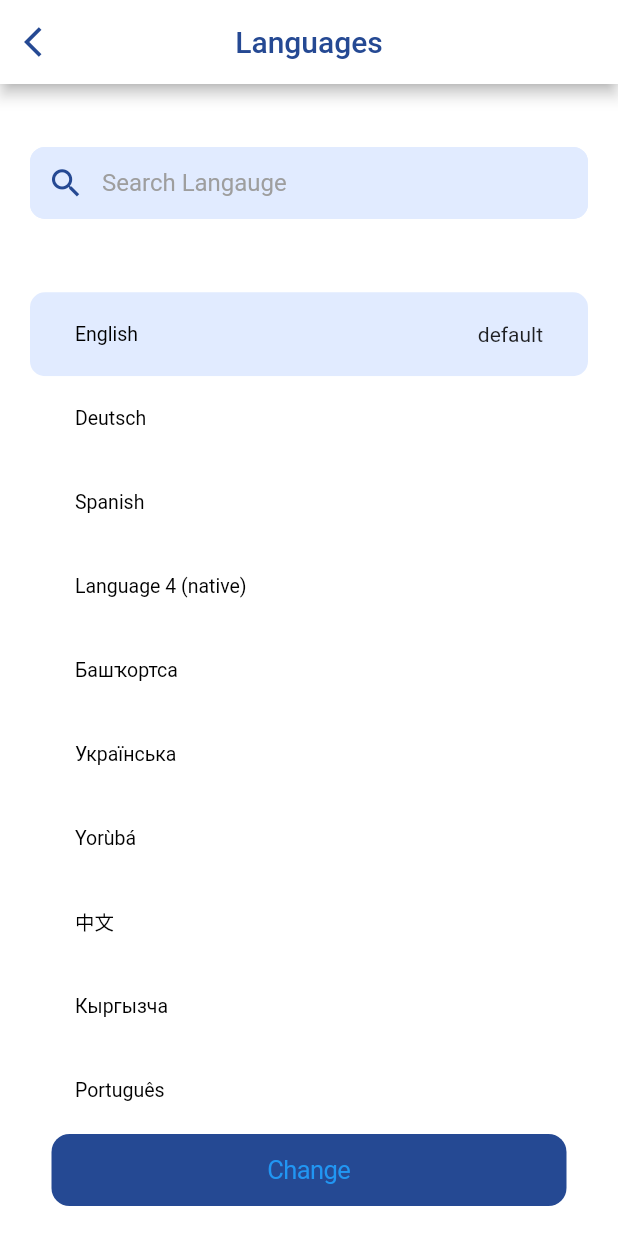
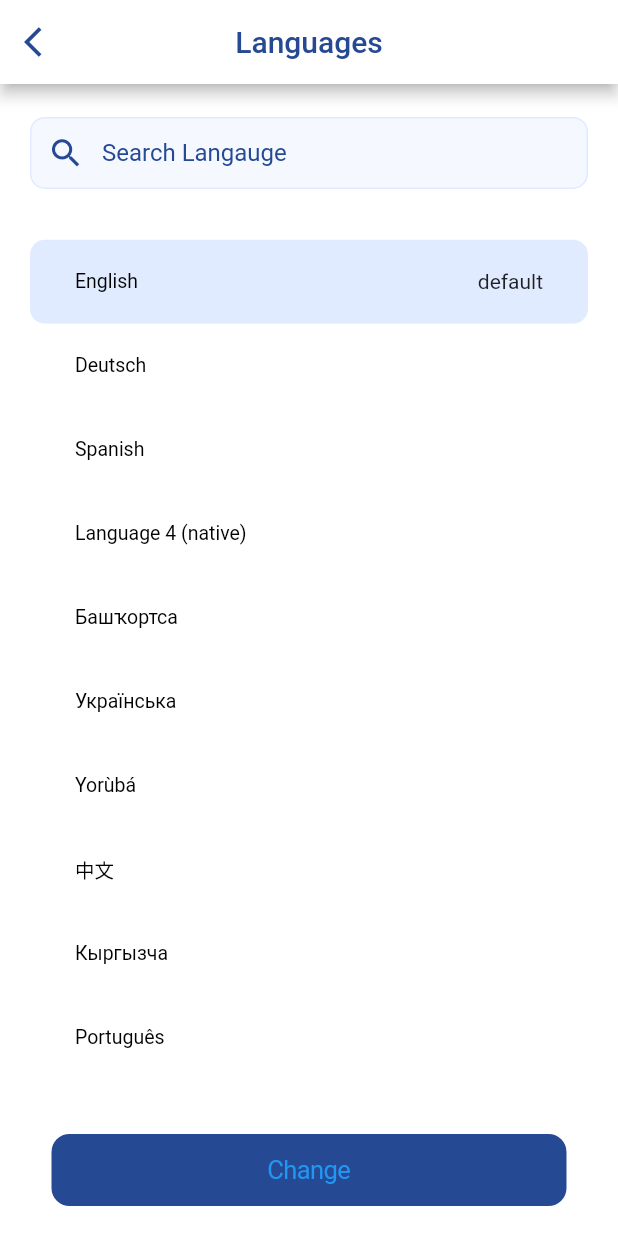
Before and after one commit to Prbhat56/SGT-Guard--Application, a Flutter app: the LanguagesScreen screen opened directly, on a phone screen of 412 x 824 dp. Run offline on Flutter 3.47's test engine with Material 2 defaults, Android fonts, the light colour scheme and no system bars; our stand-ins replace bloc, carousel_slider, dotted_border, equatable, flutter_bloc, flutter_calendar_carousel and 12 more; missing offline and left inert: flutter_google_places_hoc081098, google_api_headers, google_maps_webservice, qr_code_scanner; network calls fail; project files that could hold a hidden picture were left out.

Commit message:
resolving screen 13 missing issue

```diff
--- a/lib/presentation/check_point_screen/widgets/timeline_details_widget.dart
+++ b/lib/presentation/check_point_screen/widgets/timeline_details_widget.dart
@@ -1,8 +1,10 @@
 import 'package:flutter/material.dart';
 import 'package:sgt/helper/navigator_function.dart';
-import 'package:sgt/presentation/work_report_screen/submit_report_screen.dart';
+import 'package:sgt/presentation/work_report_screen/checkpoint_report_screen.dart';
 import 'package:sgt/theme/custom_theme.dart';
 import 'package:sgt/utils/const.dart';
+
+import '../../qr_screen/chack_points_scanning_screen.dart';
 
 class TimeLineDetailsWidget extends StatelessWidget {
   const TimeLineDetailsWidget({super.key});
@@ -19,7 +21,7 @@ class TimeLineDetailsWidget extends StatelessWidget {
           itemBuilder: (context, index) {
             return InkWell(
               onTap: () {
-                screenNavigator(context, SubmitReportScreen());
+                screenNavigator(context, CheckPointScanningScreen());
               },
               child: Column(
                 children: [
--- a/lib/presentation/settings_screen/languages_screen.dart
+++ b/lib/presentation/settings_screen/languages_screen.dart
@@ -39,47 +39,47 @@ class _LanguagesScreenState extends State<LanguagesScreen> {
             SizedBox(
               height: 10.h,
             ),
-            CustomTextField(
-              textfieldTitle: '',
-              hintText: 'Search Langauge ',
-              isFilled: true,
-              isSearching: true,
+            // CustomTextField(
+            //   textfieldTitle: '',
+            //   hintText: 'Search Langauge ',
+            //   isFilled: true,
+            //   isSearching: true,
+            // ),
+            Padding(
+              padding: const EdgeInsets.symmetric(vertical: 10),
+              child: TextFormField(
+                decoration: InputDecoration(
+                  enabledBorder: OutlineInputBorder(
+                      borderRadius: BorderRadius.circular(10),
+                      borderSide: BorderSide(color: seconderyMediumColor)),
+                  focusedBorder: OutlineInputBorder(
+                      borderRadius: BorderRadius.circular(10),
+                      borderSide: BorderSide(color: primaryColor)),
+                  border: OutlineInputBorder(
+                      borderRadius: BorderRadius.circular(10),
+                      borderSide: BorderSide(color: seconderyMediumColor)),
+                  disabledBorder: OutlineInputBorder(
+                      borderRadius: BorderRadius.circular(10),
+                      borderSide: BorderSide(color: seconderyMediumColor)),
+                  filled: true,
+                  fillColor: CustomTheme.seconderyLightColor,
+                  isDense: true,
+                  contentPadding: const EdgeInsets.fromLTRB(10, 15, 10, 10),
+                  prefixIcon: IconButton(
+                    onPressed: () {},
+                    icon: Icon(
+                      Icons.search,
+                      size: 25,
+                      color: CustomTheme.primaryColor,
+                    ),
+                  ),
+                  hintStyle: TextStyle(
+                    color: CustomTheme.primaryColor,
+                  ),
+                  hintText: 'Search Langauge ',
+                ),
+              ),
             ),
-            // Padding(
-            //   padding: const EdgeInsets.symmetric(vertical: 10),
-            //   child: TextFormField(
-            //     decoration: InputDecoration(
-            //       enabledBorder: OutlineInputBorder(
-            //           borderRadius: BorderRadius.circular(10),
-            //           borderSide: BorderSide(color: seconderyMediumColor)),
-            //       focusedBorder: OutlineInputBorder(
-            //           borderRadius: BorderRadius.circular(10),
-            //           borderSide: BorderSide(color: primaryColor)),
-            //       border: OutlineInputBorder(
-            //           borderRadius: BorderRadius.circular(10),
-            //           borderSide: BorderSide(color: seconderyMediumColor)),
-            //       disabledBorder: OutlineInputBorder(
-            //           borderRadius: BorderRadius.circular(10),
-            //           borderSide: BorderSide(color: seconderyMediumColor)),
-            //       filled: true,
-            //       fillColor: CustomTheme.seconderyLightColor,
-            //       isDense: true,
-            //       contentPadding: const EdgeInsets.fromLTRB(10, 15, 10, 10),
-            //       prefixIcon: IconButton(
-            //         onPressed: () {},
-            //         icon: Icon(
-            //           Icons.search,
-            //           size: 25,
-            //           color: CustomTheme.primaryColor,
-            //         ),
-            //       ),
-            //       hintStyle: TextStyle(
-            //         color: CustomTheme.primaryColor,
-            //       ),
-            //       hintText: 'Search Langauge ',
-            //     ),
-            //   ),
-            // ),
             SizedBox(
               height: 20.h,
             ),
--- a/lib/presentation/work_report_screen/general_report_screen.dart
+++ b/lib/presentation/work_report_screen/general_report_screen.dart
@@ -7,7 +7,7 @@ import 'package:image_picker/image_picker.dart';
 import 'package:sgt/helper/navigator_function.dart';
 import 'package:sgt/presentation/widgets/custom_appbar_widget.dart';
 import 'package:sgt/presentation/widgets/custom_button_widget.dart';
-import 'package:sgt/presentation/work_report_screen/widget/success_popup.dart';
+import 'package:sgt/presentation/work_report_screen/widget/check_point_sccess.dart';
 import '../../theme/custom_theme.dart';
 import '../../utils/const.dart';
 import 'dart:io';
--- a/lib/presentation/work_report_screen/work_report_screen.dart
+++ b/lib/presentation/work_report_screen/work_report_screen.dart
@@ -74,7 +74,6 @@ class _WorkReportScreenState extends State<WorkReportScreen> {
               InkWell(
                 onTap: () {
                   screenNavigator(context, MaintenanceReportScreen());
-
                   context.read<ReportTypeCubit>().clickMreport();
                 },
                 child: Container(
--- a/lib/theme/custom_theme.dart
+++ b/lib/theme/custom_theme.dart
@@ -135,15 +135,16 @@ class CustomTheme {
       hintText: hintText,
       hintStyle: TextStyle(color: Colors.grey),
       focusColor: primaryColor,
-        prefixIcon: issearch
-            ? IconButton(
-                onPressed: () {},
-                icon: Icon(
-                  Icons.search,
-                  size: 25,
-                  color: CustomTheme.primaryColor,
-                ),
-              )
-            : Container());
+      // prefixIcon: issearch
+      //     ? IconButton(
+      //         onPressed: () {},
+      //         icon: Icon(
+      //           Icons.search,
+      //           size: 25,
+      //           color: CustomTheme.primaryColor,
+      //         ),
+      //       )
+      //     : Container()
+    );
   }
 }
```
Also changed, not shown: lib/presentation/authentication_screen/sign_in_screen.dart (+11 -5 lines), lib/presentation/qr_screen/chack_points_scanning_screen.dart (+11 -46 lines), lib/presentation/work_report_screen/checkpoint_report_screen.dart (renamed from lib/presentation/work_report_screen/submit_report_screen.dart, +18 -25 lines), lib/presentation/work_report_screen/widget/check_point_sccess.dart (added, +52 -0 lines), lib/presentation/work_report_screen/widget/success_popup.dart (deleted, +0 -50 lines). Lines whose indentation alone changed are shown as unchanged.
